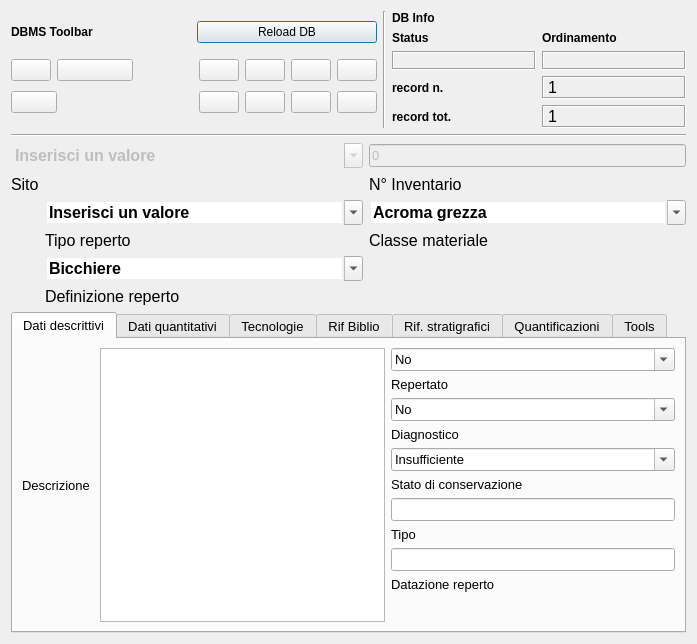
The window that pyarchinit_dev20130710/modules/gui/pyarchinit_inventario_reperti_ui.ui (pyarchinit/pyarchinit_218) describes before a commit, drawn with Qt 5.
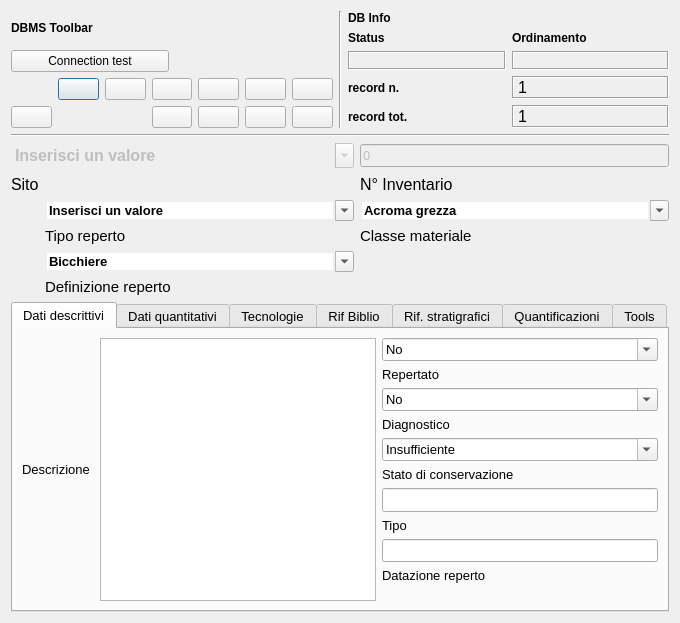
The same window after the commit. Icons and pictures are not drawn. Custom widgets are drawn as their Qt base class.

```diff
--- a/pyarchinit_dev20130710/modules/gui/pyarchinit_inventario_reperti_ui.ui
+++ b/pyarchinit_dev20130710/modules/gui/pyarchinit_inventario_reperti_ui.ui
@@ -6,8 +6,8 @@
    <rect>
     <x>0</x>
     <y>0</y>
-    <width>697</width>
-    <height>644</height>
+    <width>680</width>
+    <height>623</height>
    </rect>
   </property>
   <property name="minimumSize">
@@ -23,17 +23,13 @@
    <iconset>
     <normaloff>:/images/finds.png</normaloff>:/images/finds.png</iconset>
   </property>
-  <layout class="QGridLayout" name="gridLayout_18">
+  <layout class="QGridLayout" name="gridLayout_21">
    <item row="0" column="0">
-    <layout class="QVBoxLayout" name="verticalLayout_3">
+    <layout class="QHBoxLayout" name="horizontalLayout_3">
      <item>
-      <layout class="QVBoxLayout" name="verticalLayout">
-       <item>
-        <layout class="QHBoxLayout" name="horizontalLayout">
-         <item>
-          <layout class="QGridLayout" name="gridLayout_2">
+      <layout class="QGridLayout" name="gridLayout_14">
            <item row="0" column="0">
-            <widget class="QLabel" name="label_29">
+        <widget class="QLabel" name="label_32">
              <property name="font">
               <font>
                <weight>75</weight>
@@ -45,16 +41,9 @@
              </property>
             </widget>
            </item>
-           <item row="0" column="1">
-            <widget class="QPushButton" name="pushButton_connect">
-             <property name="text">
-              <string>Reload DB</string>
-             </property>
-            </widget>
-           </item>
-           <item row="1" column="0" colspan="2">
-            <layout class="QGridLayout" name="gridLayout">
-             <item row="0" column="0">
+       <item row="2" column="0" colspan="2">
+        <layout class="QGridLayout" name="gridLayout_17">
+         <item row="0" column="5">
               <widget class="QPushButton" name="pushButton_first_rec">
                <property name="toolTip">
                 <string>First rec</string>
@@ -68,21 +57,7 @@
                </property>
               </widget>
              </item>
-             <item row="0" column="1" colspan="2">
-              <widget class="QPushButton" name="pushButton_prev_rec">
-               <property name="toolTip">
-                <string>Prev rec</string>
-               </property>
-               <property name="text">
-                <string/>
-               </property>
-               <property name="icon">
-                <iconset>
-                 <normaloff>:/images/4_leftArrow.png</normaloff>:/images/4_leftArrow.png</iconset>
-               </property>
-              </widget>
-             </item>
-             <item row="0" column="4">
+         <item row="0" column="7">
               <widget class="QPushButton" name="pushButton_next_rec">
                <property name="toolTip">
                 <string>Next rec</string>
@@ -96,7 +71,7 @@
                </property>
               </widget>
              </item>
-             <item row="0" column="5">
+         <item row="0" column="8">
               <widget class="QPushButton" name="pushButton_last_rec">
                <property name="toolTip">
                 <string>Last rec</string>
@@ -110,7 +85,7 @@
                </property>
               </widget>
              </item>
-             <item row="0" column="6">
+         <item row="0" column="9">
               <widget class="QPushButton" name="pushButton_new_rec">
                <property name="font">
                 <font>
@@ -129,7 +104,7 @@
                </property>
               </widget>
              </item>
-             <item row="0" column="7">
+         <item row="0" column="10">
               <widget class="QPushButton" name="pushButton_save">
                <property name="font">
                 <font>
@@ -151,39 +126,7 @@
                </property>
               </widget>
              </item>
-             <item row="1" column="0" colspan="2">
-              <widget class="QPushButton" name="pushButton_delete">
-               <property name="font">
-                <font>
-                 <pointsize>9</pointsize>
-                </font>
-               </property>
-               <property name="toolTip">
-                <string>Delete record</string>
-               </property>
-               <property name="text">
-                <string/>
-               </property>
-               <property name="icon">
-                <iconset>
-                 <normaloff>:/images/delete.png</normaloff>:/images/delete.png</iconset>
-               </property>
-              </widget>
-             </item>
-             <item row="1" column="2">
-              <spacer name="horizontalSpacer">
-               <property name="orientation">
-                <enum>Qt::Horizontal</enum>
-               </property>
-               <property name="sizeHint" stdset="0">
-                <size>
-                 <width>70</width>
-                 <height>30</height>
-                </size>
-               </property>
-              </spacer>
-             </item>
-             <item row="1" column="4">
+         <item row="1" column="7">
               <widget class="QPushButton" name="pushButton_new_search">
                <property name="font">
                 <font>
@@ -202,7 +145,7 @@
                </property>
               </widget>
              </item>
-             <item row="1" column="5">
+         <item row="1" column="8">
               <widget class="QPushButton" name="pushButton_search_go">
                <property name="font">
                 <font>
@@ -221,7 +164,7 @@
                </property>
               </widget>
              </item>
-             <item row="1" column="6">
+         <item row="1" column="9">
               <widget class="QPushButton" name="pushButton_sort">
                <property name="font">
                 <font>
@@ -240,8 +183,8 @@
                </property>
               </widget>
              </item>
-             <item row="1" column="7">
-              <widget class="QPushButton" name="pushButton_view_all">
+         <item row="1" column="10">
+          <widget class="QPushButton" name="pushButton_view_all_2">
                <property name="font">
                 <font>
                  <pointsize>9</pointsize>
@@ -259,34 +202,64 @@
                </property>
               </widget>
              </item>
-             <item row="0" column="3">
-              <spacer name="horizontalSpacer_2">
-               <property name="orientation">
-                <enum>Qt::Horizontal</enum>
-               </property>
-               <property name="sizeHint" stdset="0">
-                <size>
-                 <width>60</width>
-                 <height>20</height>
-                </size>
-               </property>
-              </spacer>
+         <item row="1" column="2">
+          <widget class="QPushButton" name="pushButton_delete">
+           <property name="enabled">
+            <bool>true</bool>
+           </property>
+           <property name="font">
+            <font>
+             <pointsize>9</pointsize>
+            </font>
+           </property>
+           <property name="toolTip">
+            <string>Delete record</string>
+           </property>
+           <property name="text">
+            <string/>
+           </property>
+           <property name="icon">
+            <iconset resource="resources.qrc">
+             <normaloff>:/images/delete.png</normaloff>:/images/delete.png</iconset>
+           </property>
+          </widget>
+         </item>
+         <item row="0" column="6">
+          <widget class="QPushButton" name="pushButton_prev_rec">
+           <property name="toolTip">
+            <string>Prev rec</string>
+           </property>
+           <property name="text">
+            <string/>
+           </property>
+           <property name="icon">
+            <iconset resource="resources.qrc">
+             <normaloff>:/images/4_leftArrow.png</normaloff>:/images/4_leftArrow.png</iconset>
+           </property>
+          </widget>
              </item>
             </layout>
            </item>
+       <item row="1" column="0">
+        <widget class="QPushButton" name="pushButton_connect">
+         <property name="text">
+          <string>Connection test</string>
+         </property>
+        </widget>
+       </item>
           </layout>
          </item>
          <item>
-          <widget class="Line" name="line_6">
+      <widget class="Line" name="line_7">
            <property name="orientation">
             <enum>Qt::Vertical</enum>
            </property>
           </widget>
          </item>
          <item>
-          <layout class="QGridLayout" name="gridLayout_5">
+      <layout class="QGridLayout" name="gridLayout_18">
            <item row="0" column="0">
-            <widget class="QLabel" name="label_42">
+        <widget class="QLabel" name="label_44">
              <property name="font">
               <font>
                <weight>75</weight>
@@ -302,7 +275,7 @@
             </widget>
            </item>
            <item row="1" column="0">
-            <layout class="QGridLayout" name="gridLayout_4">
+        <layout class="QGridLayout" name="gridLayout_19">
              <item row="0" column="1">
               <widget class="QLabel" name="label_43">
                <property name="font">
@@ -416,7 +389,7 @@
             </layout>
            </item>
            <item row="2" column="0">
-            <layout class="QGridLayout" name="gridLayout_3">
+        <layout class="QGridLayout" name="gridLayout_20">
              <item row="0" column="0">
               <widget class="QLabel" name="label_27">
                <property name="font">
@@ -513,7 +486,7 @@
          </item>
         </layout>
        </item>
-       <item>
+   <item row="1" column="0">
         <layout class="QGridLayout" name="gridLayout_6">
          <item row="0" column="0" colspan="3">
           <widget class="Line" name="line_8">
@@ -621,7 +594,7 @@
           <widget class="QLabel" name="label_5">
            <property name="font">
             <font>
-             <pointsize>12</pointsize>
+         <pointsize>11</pointsize>
             </font>
            </property>
            <property name="text">
@@ -636,7 +609,7 @@
            </property>
            <property name="font">
             <font>
-             <pointsize>12</pointsize>
+         <pointsize>10</pointsize>
              <weight>75</weight>
              <bold>true</bold>
             </font>
@@ -718,7 +691,7 @@
            </property>
            <property name="font">
             <font>
-             <pointsize>12</pointsize>
+         <pointsize>10</pointsize>
              <weight>75</weight>
              <bold>true</bold>
             </font>
@@ -775,7 +748,7 @@
            </property>
            <property name="font">
             <font>
-             <pointsize>12</pointsize>
+         <pointsize>10</pointsize>
              <weight>75</weight>
              <bold>true</bold>
             </font>
@@ -829,7 +802,7 @@
           <widget class="QLabel" name="label_4">
            <property name="font">
             <font>
-             <pointsize>12</pointsize>
+         <pointsize>11</pointsize>
             </font>
            </property>
            <property name="text">
@@ -841,7 +814,7 @@
           <widget class="QLabel" name="label_7">
            <property name="font">
             <font>
-             <pointsize>12</pointsize>
+         <pointsize>11</pointsize>
             </font>
            </property>
            <property name="text">
@@ -851,9 +824,7 @@
          </item>
         </layout>
        </item>
-      </layout>
-     </item>
-     <item>
+   <item row="2" column="0">
       <widget class="QTabWidget" name="tabWidget">
        <property name="font">
         <font>
@@ -1001,7 +972,14 @@
              <item>
               <layout class="QVBoxLayout" name="verticalLayout_4">
                <item>
-                <widget class="QLineEdit" name="lineEdit_tipo"/>
+              <widget class="QLineEdit" name="lineEdit_tipo">
+               <property name="minimumSize">
+                <size>
+                 <width>40</width>
+                 <height>24</height>
+                </size>
+               </property>
+              </widget>
                </item>
                <item>
                 <widget class="QLabel" name="label_13">
@@ -1012,6 +990,12 @@
                </item>
                <item>
                 <widget class="QLineEdit" name="lineEdit_datazione_rep">
+               <property name="minimumSize">
+                <size>
+                 <width>40</width>
+                 <height>0</height>
+                </size>
+               </property>
                  <property name="font">
                   <font>
                    <pointsize>10</pointsize>
@@ -2038,8 +2022,6 @@
       </widget>
      </item>
     </layout>
-   </item>
-  </layout>
  </widget>
  <customwidgets>
   <customwidget>
```
Left out of the diff: 44 changed lines with no effect on the pictures. Lines whose indentation alone changed are shown as unchanged.
